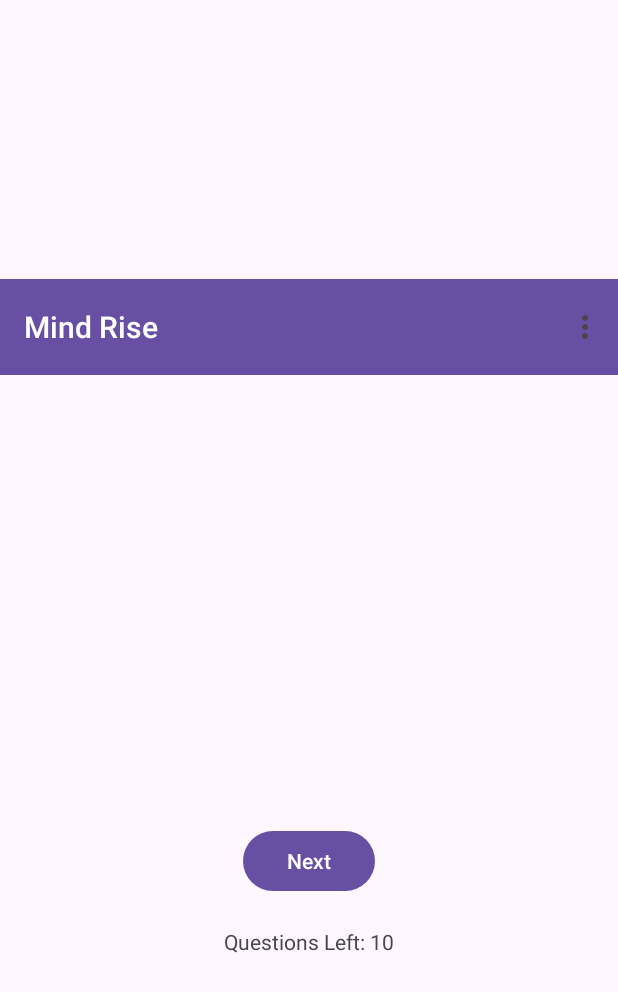
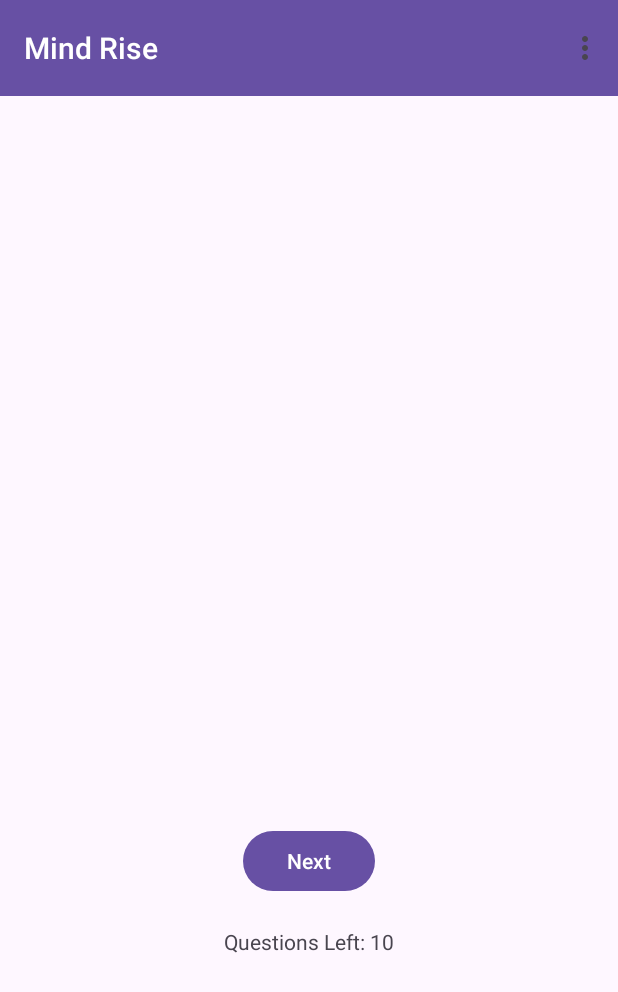
Before and after one commit to Nijaek/cs407-alarm-clock, an Android app: the ResultScreen screen opened directly, with no data from a screen before it, on a phone screen of 412 x 824 dp. Shown: the top 992 px of the screen. Run offline under Robolectric (Android 15) with nearby library versions, the light colour scheme and no system bars; 4 statements that could not run were skipped.

Commit message:
Update activity_result_screen.xml

```diff
--- a/app/src/main/res/layout/activity_result_screen.xml
+++ b/app/src/main/res/layout/activity_result_screen.xml
@@ -1,14 +1,19 @@
 <?xml version="1.0" encoding="utf-8"?>
-<LinearLayout xmlns:android="http://schemas.android.com/apk/res/android"
+<RelativeLayout xmlns:android="http://schemas.android.com/apk/res/android"
     xmlns:app="http://schemas.android.com/apk/res-auto"
     xmlns:tools="http://schemas.android.com/tools"
     android:layout_width="match_parent"
-    android:layout_height="match_parent"
-    android:gravity="center"
-    android:orientation="vertical"
-    tools:context=".ResultScreen">
+    android:layout_height="match_parent">
 
     <include layout="@layout/toolbar" />
+
+    <LinearLayout
+        android:layout_width="match_parent"
+        android:layout_height="match_parent"
+        android:layout_below="@id/toolbar"
+        android:gravity="center"
+        android:orientation="vertical"
+        tools:context=".ResultScreen">
 
     <TextView
         android:id="@+id/resultView"
@@ -32,4 +37,5 @@
         android:gravity="center"
         android:text="Questions Left:" />
 
-</LinearLayout>
+    </LinearLayout>
+</RelativeLayout>
```
